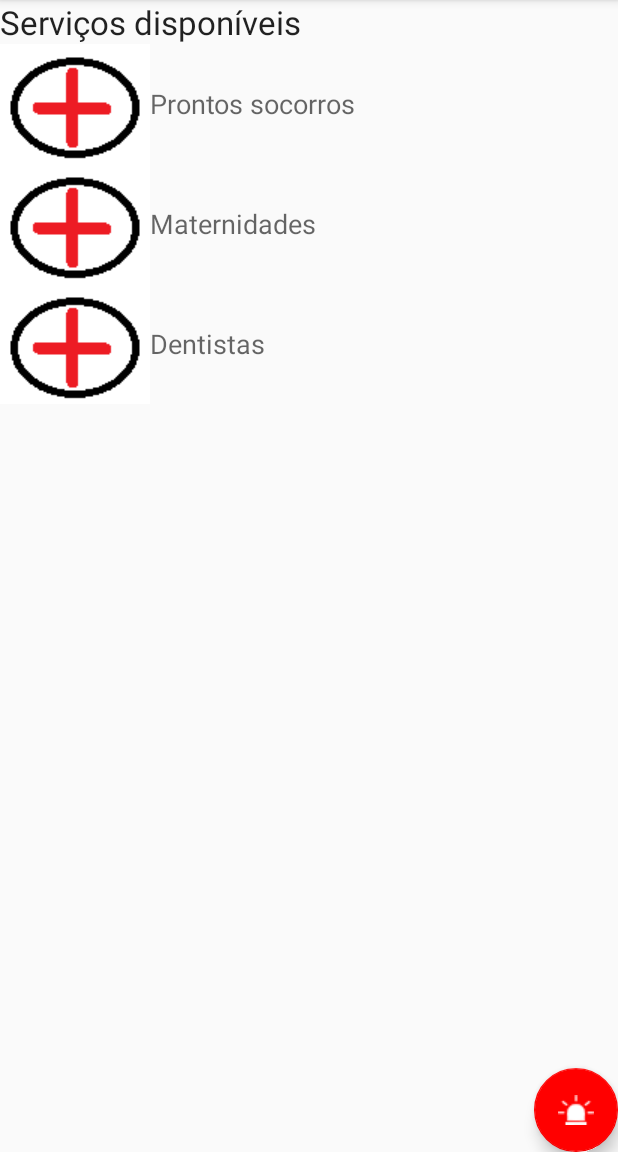
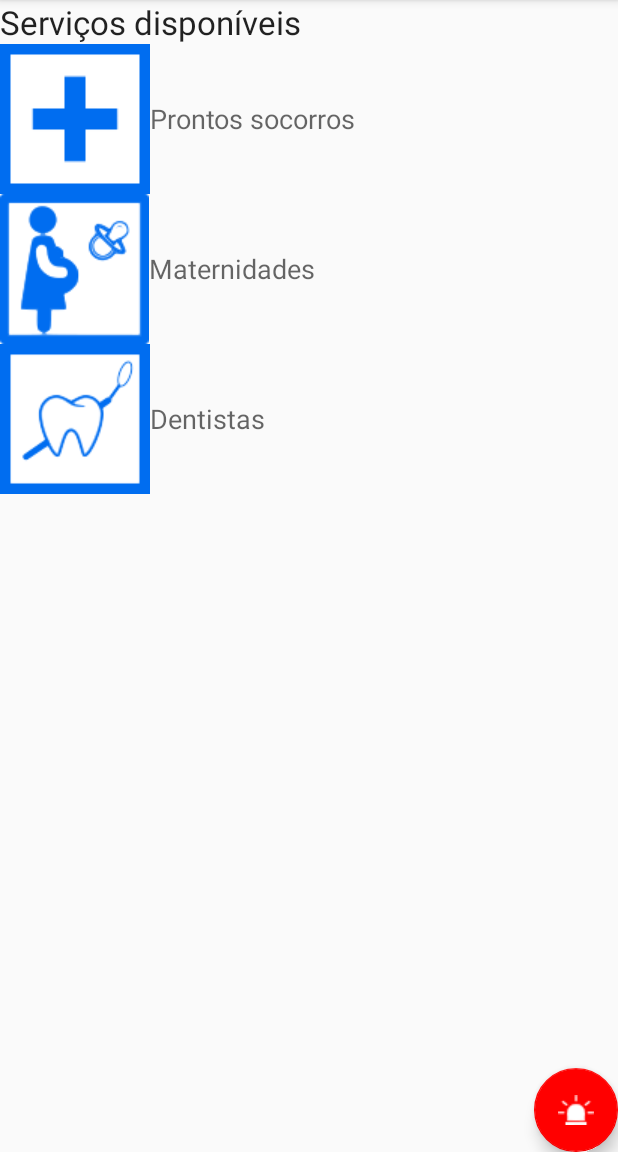
Before and after one commit to alex-carneiro/SMARTS, an Android app: the screen it shows after launch (MainActivity), on a phone screen of 412 x 824 dp, the part 84-1236 px from its top. Run offline under Robolectric (Android 15) with nearby library versions, the phone set to English and light mode, and no system bars.

Commit message:
botões final

```diff
--- a/app/src/main/res/layout/activity_main.xml
+++ b/app/src/main/res/layout/activity_main.xml
@@ -39,7 +39,7 @@
                         android:layout_height="wrap_content"
                         android:layout_weight="1"
                         android:id="@+id/button1"
-                        android:src="@drawable/health"
+                        android:src="@drawable/prontosocorro"
                         android:onClick="search1"
                         android:background="@null"
                         android:layout_alignParentLeft="true"
@@ -61,7 +61,7 @@
                         android:layout_height="wrap_content"
                         android:layout_weight="1"
                         android:id="@+id/button2"
-                        android:src="@drawable/health"
+                        android:src="@drawable/maternidade"
                         android:onClick="search2"
                         android:background="@null"
                         android:layout_alignParentLeft="true"
@@ -83,7 +83,7 @@
                         android:layout_height="wrap_content"
                         android:layout_weight="1"
                         android:id="@+id/button3"
-                        android:src="@drawable/health"
+                        android:src="@drawable/dentista"
                         android:onClick="search3"
                         android:background="@null"
                         android:layout_alignParentLeft="true"
```
Also changed, not shown: app/src/main/res/drawable/dentista.png (added), app/src/main/res/drawable/maternidade.png (added), app/src/main/res/drawable/prontosocorro.png (added), 9 other files.
